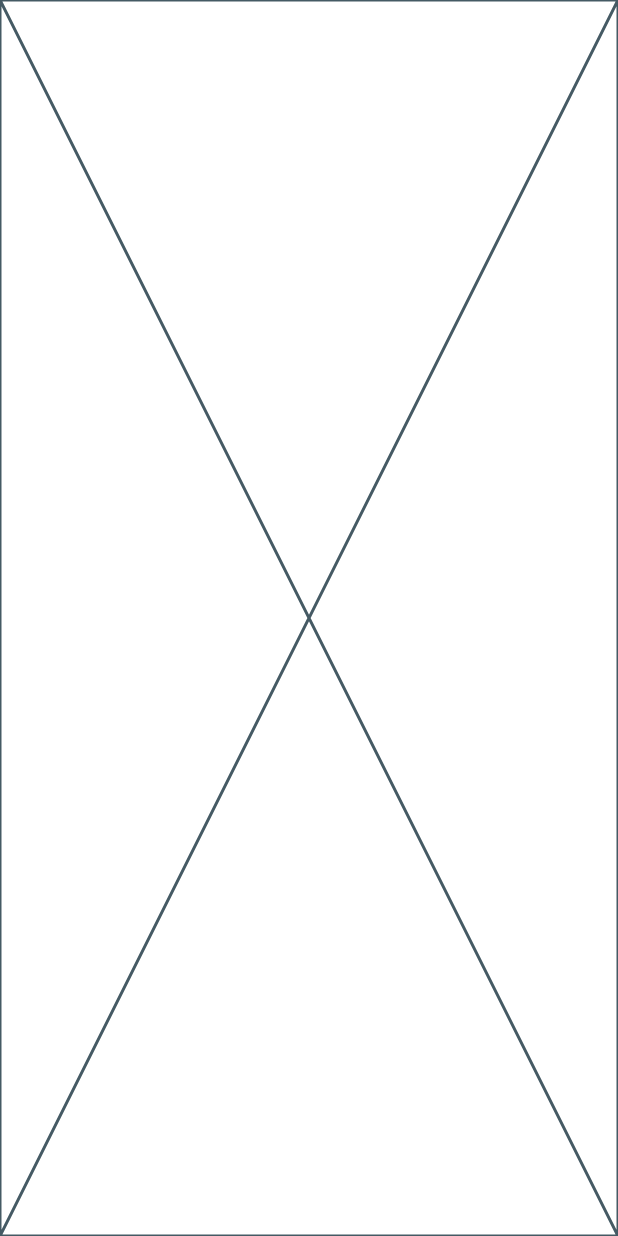
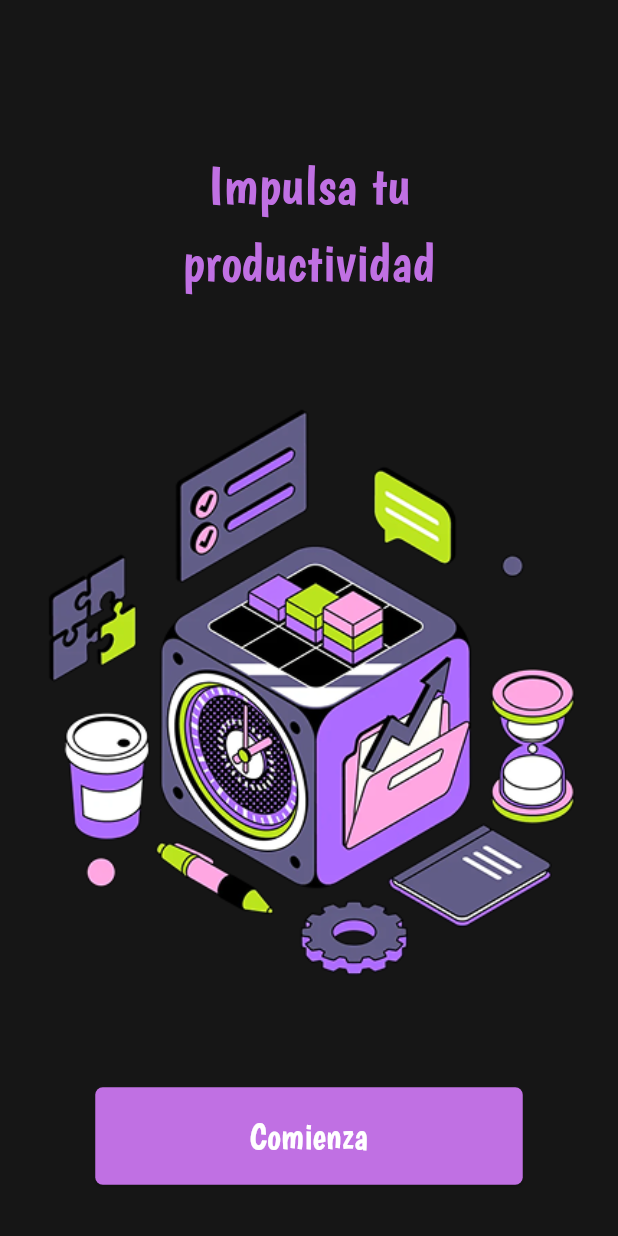
Before and after one commit to academa-streaming-teaching-application/Academa.Mobile-App, a Flutter app: the screen it shows after launch, on a phone screen of 412 x 824 dp. Run offline on Flutter 3.47's test engine with Material 3 defaults, Android fonts, the light colour scheme and no system bars; our stand-ins replace flutter_svg, go_router.

Commit message:
fix conflicts

```diff
--- /dev/null
+++ b/lib/config/router/app_router.dart
@@ -0,0 +1,11 @@
+import 'package:academa_streaming_platform/presentation/screens/onboarding_screen.dart';
+import 'package:go_router/go_router.dart';
+
+final appRouter = GoRouter(
+  routes: [
+    GoRoute(
+      path: '/',
+      builder: (context, state) => OnboardingScreen(),
+    ),
+  ],
+);
--- /dev/null
+++ b/lib/config/theme/app_theme.dart
@@ -0,0 +1,26 @@
+import 'package:flutter/material.dart';
+
+class AppTheme {
+  static const Color primaryColor = Color(0xFFC070E3);
+  static const Color secondaryColor = Color(0xFF2B2A2A);
+  static const Color backgroundColor = Color(0xFF161616);
+  static const Color errorColor = Color(0xFFD93F21);
+  static const Color onLiveColor = Color(0xFFFFD500);
+  static const Color profilePrimaryClassColor = Color(0xFF167EE6);
+
+  ThemeData theme() {
+    return ThemeData(
+      useMaterial3: true,
+      fontFamily: 'Boogaloo',
+      primaryColor: primaryColor,
+      scaffoldBackgroundColor: backgroundColor,
+      colorScheme: ColorScheme.fromSwatch().copyWith(
+          primary: primaryColor,
+          secondary: secondaryColor,
+          tertiary: profilePrimaryClassColor,
+          error: errorColor,
+          surface: backgroundColor,
+          onPrimary: Colors.white),
+    );
+  }
+}
--- a/lib/main.dart
+++ b/lib/main.dart
@@ -1,4 +1,5 @@
-import 'package:academa_streaming_platform/app.dart';
+import 'package:academa_streaming_platform/config/router/app_router.dart';
+import 'package:academa_streaming_platform/config/theme/app_theme.dart';
 import 'package:flutter/material.dart';
 
 void main() {
@@ -7,17 +8,12 @@ void main() {
 
 class MyApp extends StatelessWidget {
   const MyApp({super.key});
-
-  // This widget is the root of your application.
   @override
   Widget build(BuildContext context) {
-    return MaterialApp(
+    return MaterialApp.router(
       title: 'Flutter Demo',
-      theme: ThemeData(
-        colorScheme: ColorScheme.fromSeed(seedColor: Colors.deepPurple),
-        useMaterial3: true,
-      ),
-      home: const App(),
+      theme: AppTheme().theme(),
+      routerConfig: appRouter,
     );
   }
 }
--- /dev/null
+++ b/lib/presentation/screens/onboarding_screen.dart
@@ -0,0 +1,44 @@
+import 'package:academa_streaming_platform/presentation/widgets/shared/custom_button.dart';
+import 'package:flutter/material.dart';
+import 'package:flutter_svg/svg.dart';
+
+class OnboardingScreen extends StatelessWidget {
+  const OnboardingScreen({super.key});
+
+  @override
+  Widget build(BuildContext context) {
+    ColorScheme colorScheme = Theme.of(context).colorScheme;
+    return Scaffold(
+      body: Center(
+        child: Padding(
+          padding: const EdgeInsets.only(top: 64.0),
+          child: Column(
+            mainAxisAlignment: MainAxisAlignment.spaceAround,
+            children: [
+              Text(
+                'Impulsa tu\nproductividad',
+                style: TextStyle(color: colorScheme.primary, fontSize: 36),
+                textAlign: TextAlign.center,
+              ),
+              Image.asset(
+                'lib/config/assets/productivity_square.png',
+                fit: BoxFit.contain,
+              ),
+              SizedBox(
+                width: 285,
+                height: 65,
+                child: CustomButton(
+                    text: 'Comienza',
+                    textColor: colorScheme.onPrimary,
+                    backgroundColor: colorScheme.primary,
+                    textSize: 24,
+                    buttonWidth: 285,
+                    buttonHeight: 65),
+              )
+            ],
+          ),
+        ),
+      ),
+    );
+  }
+}
--- /dev/null
+++ b/lib/presentation/widgets/shared/custom_button.dart
@@ -0,0 +1,53 @@
+import 'package:flutter/material.dart';
+
+class CustomButton extends StatelessWidget {
+  final String text;
+  final Color textColor;
+  final double textSize;
+  final Color backgroundColor;
+  final double buttonWidth;
+  final double buttonHeight;
+  final Icon? buttonIcon;
+
+  const CustomButton({
+    super.key,
+    required this.text,
+    required this.textColor,
+    required this.backgroundColor,
+    required this.textSize,
+    required this.buttonWidth,
+    required this.buttonHeight,
+    this.buttonIcon,
+  });
+
+  @override
+  Widget build(BuildContext context) {
+    return SizedBox(
+      width: buttonWidth,
+      height: buttonHeight,
+      child: ElevatedButton(
+        style: ElevatedButton.styleFrom(
+          backgroundColor: backgroundColor,
+          shape: RoundedRectangleBorder(
+            borderRadius: BorderRadius.circular(5),
+          ),
+        ),
+        onPressed: () {},
+        child: Row(
+          mainAxisAlignment: MainAxisAlignment.center,
+          children: [
+            //the spread basically expands the children adding whats inside the square brackets
+            if (buttonIcon != null) ...[
+              buttonIcon!,
+              SizedBox(width: 8),
+            ],
+            Text(
+              text,
+              style: TextStyle(color: textColor, fontSize: textSize),
+            ),
+          ],
+        ),
+      ),
+    );
+  }
+}
```
Also changed, not shown: pubspec.yaml (+9 -9 lines), lib/config/assets/productivity_square.png (added), lib/config/assets/productivity_square.svg (added), lib/config/fonts/Boogaloo-Regular.ttf (added), pubspec.lock.
